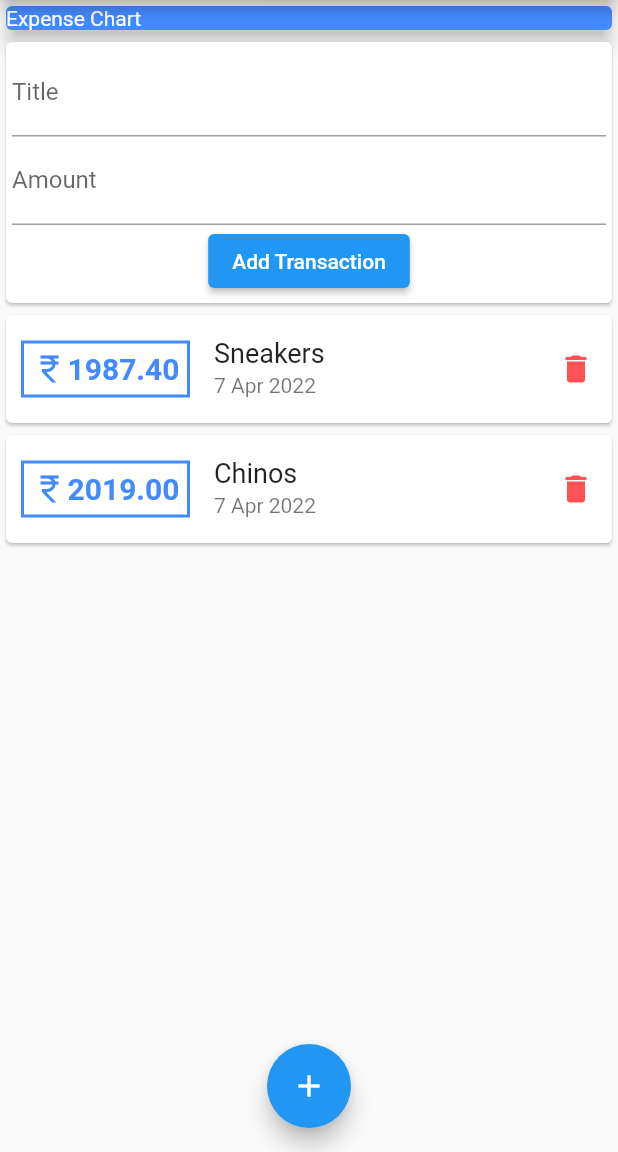
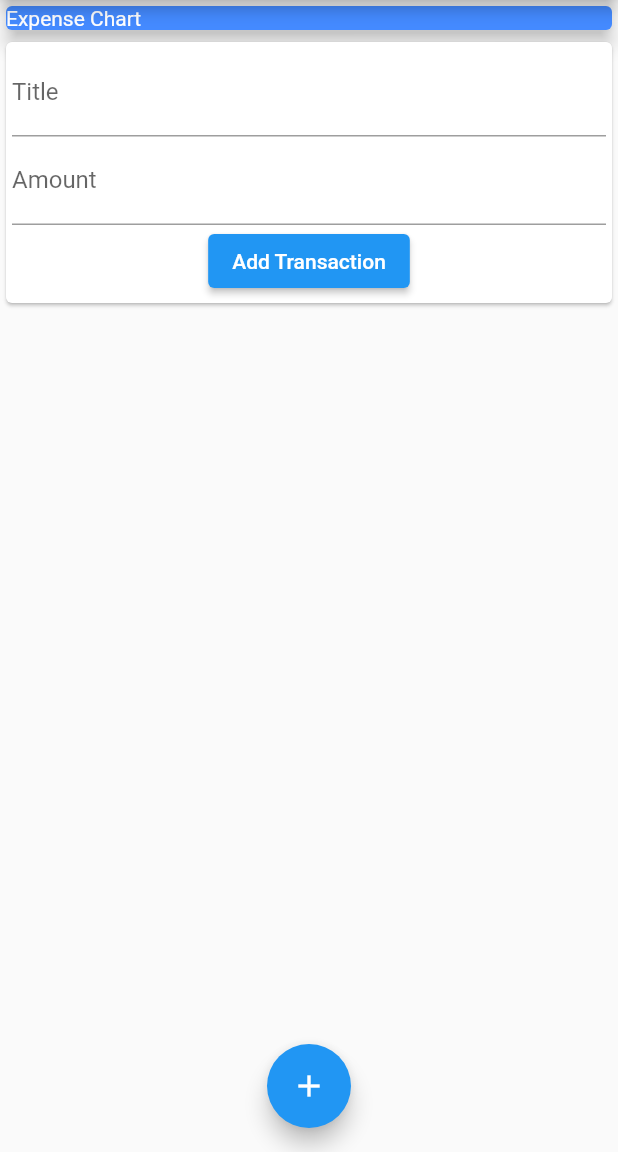
Before and after one commit to ASHWIN776/expense-tracker, a Flutter app: the screen it shows after launch, after a tap on "Add Transaction", on a phone screen of 412 x 824 dp, the part 84-1236 px from its top. Run offline on Flutter 3.47's test engine with Material 2 defaults, Android fonts, the phone set to English and light mode, and no system bars.

```diff
--- /dev/null
+++ b/lib/addTransaction.dart
@@ -0,0 +1,41 @@
+import 'package:flutter/material.dart';
+import './models/transaction.dart';
+
+class AddTransaction extends StatelessWidget {
+  String? expenseTitle;
+  String? expenseAmount;
+  String? expenseId;
+  Function addTransaction;
+  List<Transaction> transactions;
+
+  AddTransaction({required this.transactions,required this.addTransaction});
+
+  @override
+  Widget build(BuildContext context) {
+    return Card(
+      child: Container(
+        padding: EdgeInsets.all(4.0),
+        child: Column(
+          children: [
+            TextField(
+              decoration: InputDecoration(labelText: "Title"),
+              onChanged: (val){expenseTitle = val;},
+            ),
+            TextField(
+              decoration: InputDecoration(labelText: "Amount"),
+              onChanged: (val){expenseAmount = val;},
+
+            ),
+            ElevatedButton(
+              onPressed: ()
+              {
+                expenseId = "t${transactions.length}";
+                addTransaction(expenseTitle, expenseAmount, expenseId);
+               },
+              child: Text("Add Transaction"))
+          ],
+        ),
+      ),
+    );
+  }
+}
--- /dev/null
+++ b/lib/showTransactions.dart
@@ -0,0 +1,64 @@
+import 'package:flutter/material.dart';
+import './models/transaction.dart';
+
+class ShowTransactions extends StatelessWidget {
+  List<Transaction> transactions;
+  final months = ["Jan", "Feb", "Mar", "Apr", "May", "Jun", "Jul", "Aug", "Sep", "Oct", "Nov",
+    "Dec"];
+  ShowTransactions(this.transactions);
+
+  @override
+  Widget build(BuildContext context) {
+    return Column(
+      children: transactions.map(
+              (t) => Card(
+              child: Row(
+                children: [
+                  Container(
+                      margin: EdgeInsets.only(left: 10.0),
+                      padding: EdgeInsets.all(5.0),
+                      decoration: BoxDecoration(
+                          border: Border.all(color: Colors.blueAccent, width: 2.0)
+                      ),
+                      child: Row(
+                        children: [
+                          Icon(
+                            Icons.currency_rupee,
+                            color: Colors.blueAccent,
+                          ),
+                          Text(
+                            t.cost.toStringAsFixed(2),
+                            style: TextStyle(
+                                fontSize: 20.0,
+                                color: Colors.blueAccent,
+                                fontWeight: FontWeight.bold
+                            ),
+                          )
+                        ],
+                      )
+                  ),
+                  Expanded(
+                      child: ListTile(
+                        title: Text(
+                          t.title,
+                          style: TextStyle(
+                            fontSize: 18.0,
+                          ),
+                        ),
+                        subtitle: Text("${t.date.day} ${months[t.date.month - 1]} ${t.date.year}"),
+                      )
+                  ),
+                  IconButton(
+                      onPressed: (){print("Deleted");},
+                      icon: Icon(
+                        Icons.delete,
+                        color: Colors.redAccent,
+                      )
+                  )
+                ],
+              )
+          )
+      ).toList(),
+    );
+  }
+}
--- a/lib/userTransactions.dart
+++ b/lib/userTransactions.dart
@@ -1,5 +1,7 @@
+import 'showTransactions.dart';
 import 'package:flutter/material.dart';
 import './models/transaction.dart';
+import 'addTransaction.dart';
 
 class UserTransactions extends StatefulWidget {
   const UserTransactions({Key? key}) : super(key: key);
@@ -9,16 +11,13 @@ class UserTransactions extends StatefulWidget {
 }
 
 class _UserTransactionsState extends State<UserTransactions> {
-  final List<Transaction> _transactions = [
-    Transaction(id: 't1', title: 'Sneakers', cost: 1987.4, date: DateTime.now()),
-    Transaction(id: 't2', title: 'Chinos', cost: 2019, date: DateTime.now())
-  ];
-  final months = ["Jan", "Feb", "Mar", "Apr", "May", "Jun", "Jul", "Aug", "Sep", "Oct", "Nov",
-    "Dec"];
+  final List<Transaction> _transactions = [];
 
-  String? expenseTitle;
-  String? expenseAmount;
-  String? expenseId;
+  addTransaction(expenseTitle, expenseAmount, expenseId){
+    setState(() {
+      _transactions.add(Transaction(id: expenseId!, title: expenseTitle!, cost: double.parse(expenseAmount!), date: DateTime.now()));
+    });
+  }
 
   @override
   Widget build(BuildContext context) {
@@ -39,86 +38,8 @@ class _UserTransactionsState extends State<UserTransactions> {
             ),
           ),
         ),
-        Card(
-          child: Container(
-            padding: EdgeInsets.all(4.0),
-            child: Column(
-              children: [
-                TextField(
-                  decoration: InputDecoration(labelText: "Title"),
-                  onChanged: (val){expenseTitle = val;},
-                ),
-                TextField(
-                  decoration: InputDecoration(labelText: "Amount"),
-                  onChanged: (val){expenseAmount = val;},
-
-                ),
-                ElevatedButton(onPressed: (){
-                  expenseId = "t${_transactions.length}";
-
-                  setState(() {
-                    _transactions.add(Transaction(id: expenseId!, title: expenseTitle!, cost: double.parse(expenseAmount!), date: DateTime.now()));
-                  });
-
-                  _transactions.forEach((element) {
-                    print("Expense Title : ${element.title}, Expense Amount : ${element.cost}");
-                  });
-                }, child: Text("Add Transaction"))
-              ],
-            ),
-          ),
-        ),
-        Column(
-          children: _transactions.map(
-                  (t) => Card(
-                  child: Row(
-                    children: [
-                      Container(
-                          margin: EdgeInsets.only(left: 10.0),
-                          padding: EdgeInsets.all(5.0),
-                          decoration: BoxDecoration(
-                              border: Border.all(color: Colors.blueAccent, width: 2.0)
-                          ),
-                          child: Row(
-                            children: [
-                              Icon(
-                                Icons.currency_rupee,
-                                color: Colors.blueAccent,
-                              ),
-                              Text(
-                                t.cost.toStringAsFixed(2),
-                                style: TextStyle(
-                                    fontSize: 20.0,
-                                    color: Colors.blueAccent,
-                                    fontWeight: FontWeight.bold
-                                ),
-                              )
-                            ],
-                          )
-                      ),
-                      Expanded(
-                          child: ListTile(
-                            title: Text(
-                              t.title,
-                              style: TextStyle(
-                                fontSize: 18.0,
-                              ),
-                            ),
-                            subtitle: Text("${t.date.day} ${months[t.date.month - 1]} ${t.date.year}"),
-                          )
-                      ),
-                      IconButton(
-                          onPressed: (){print("Deleted");},
-                          icon: Icon(
-                            Icons.delete,
-                            color: Colors.redAccent,
-                          )
-                      )
-                    ],
-                  )
-              )
-          ).toList(),
-        )
+        AddTransaction(transactions: _transactions, addTransaction: addTransaction),
+        ShowTransactions(_transactions)
       ],
     );
   }
```
